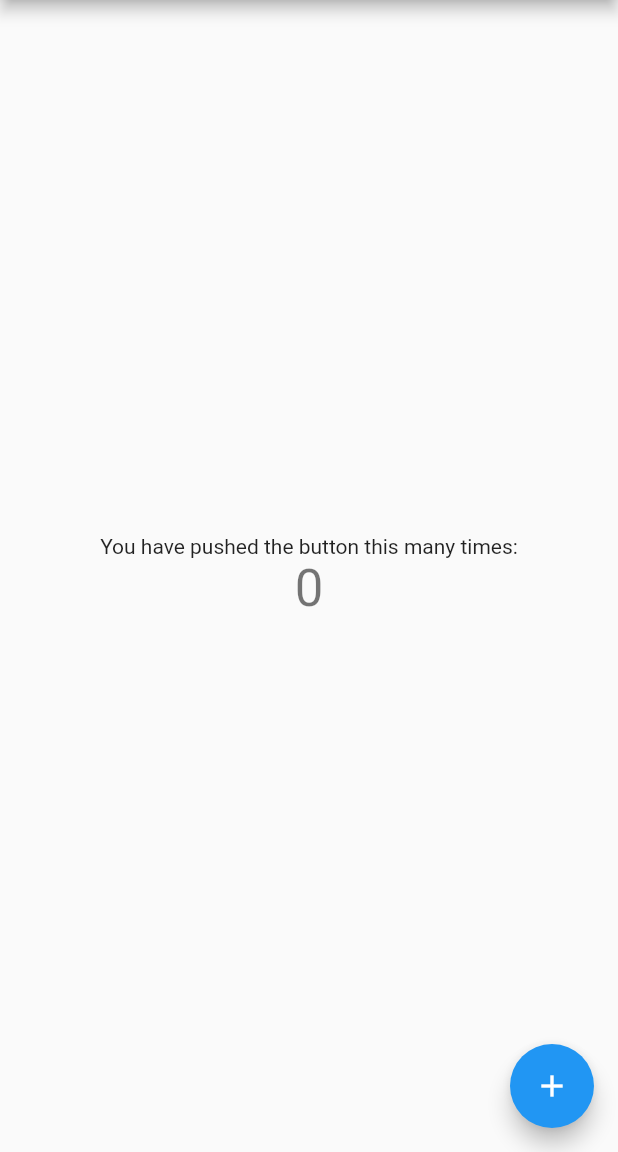
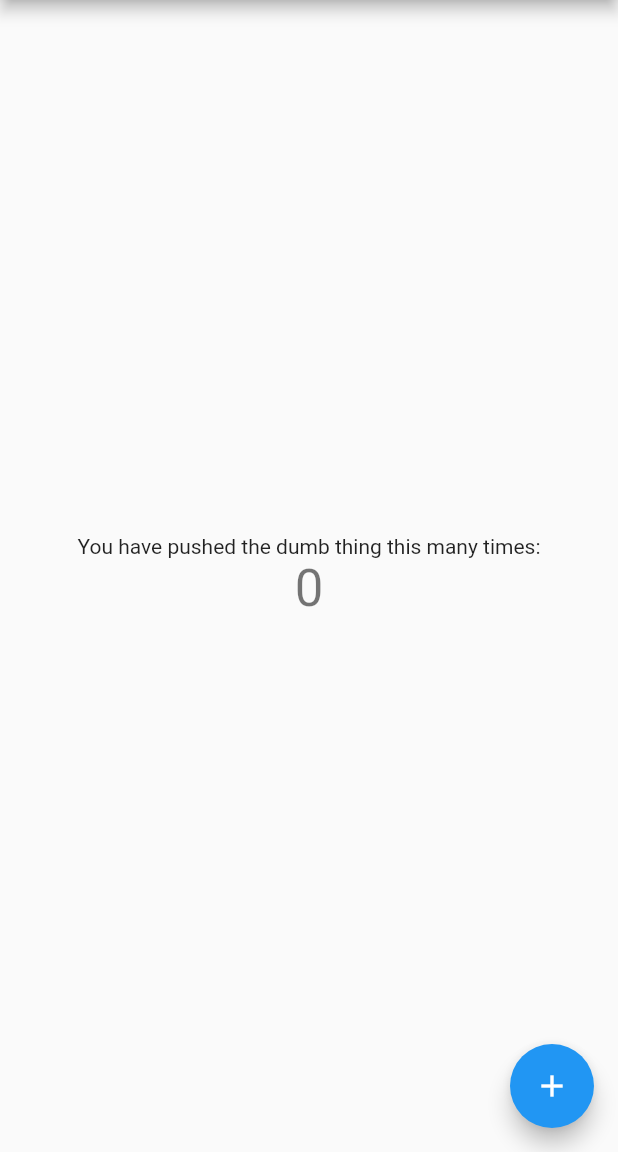
Before and after one commit to 16pj/Butterfly, a Flutter app: the screen it shows after launch, on a phone screen of 412 x 824 dp, the part 84-1236 px from its top. Run offline on Flutter 3.47's test engine with Material 2 defaults, Android fonts, the phone set to English and light mode, and no system bars.

Commit message:
Working sample app

```diff
--- a/first_app/lib/main.dart
+++ b/first_app/lib/main.dart
@@ -92,7 +92,7 @@ class _MyHomePageState extends State<MyHomePage> {
           mainAxisAlignment: MainAxisAlignment.center,
           children: <Widget>[
             Text(
-              'You have pushed the button this many times:',
+              'You have pushed the dumb thing this many times:',
             ),
             Text(
               '$_counter',
```
